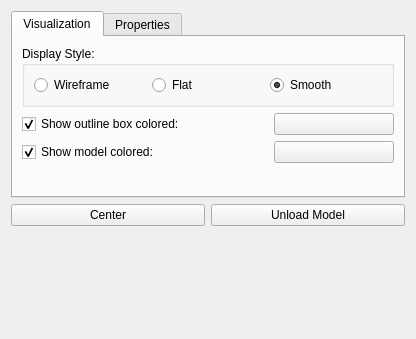
GorgonCryoEM/Gorgon, file src/ui/common.ui: the form before one commit.
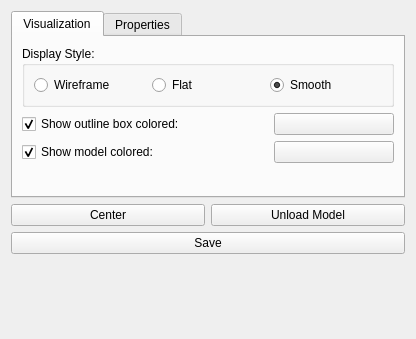
The form after the commit. Custom widgets are drawn as their Qt base class.

What changed in the file:
```diff
--- a/src/ui/common.ui
+++ b/src/ui/common.ui
@@ -20,7 +20,7 @@
    <string>Visualization</string>
   </property>
   <layout class="QGridLayout">
-   <item row="2" column="0">
+   <item row="3" column="0">
     <spacer>
      <property name="orientation">
       <enum>Qt::Vertical</enum>
@@ -265,6 +265,13 @@
      </widget>
     </widget>
    </item>
+   <item row="2" column="0">
+    <widget class="QPushButton" name="pushButtonSave">
+     <property name="text">
+      <string>Save</string>
+     </property>
+    </widget>
+   </item>
   </layout>
  </widget>
  <customwidgets>
```
Left out of the diff: 14 changed lines with no effect on the pictures.
